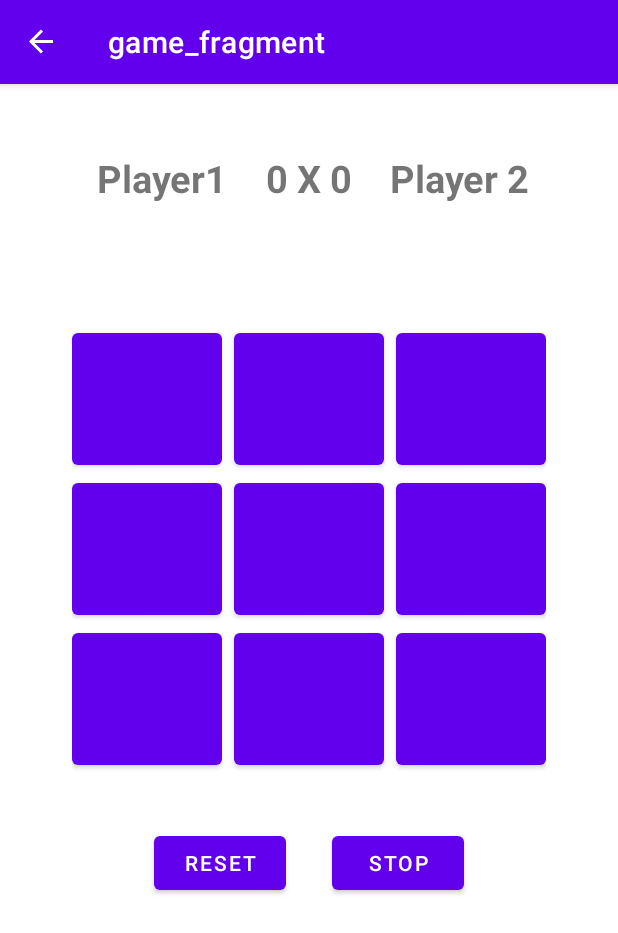
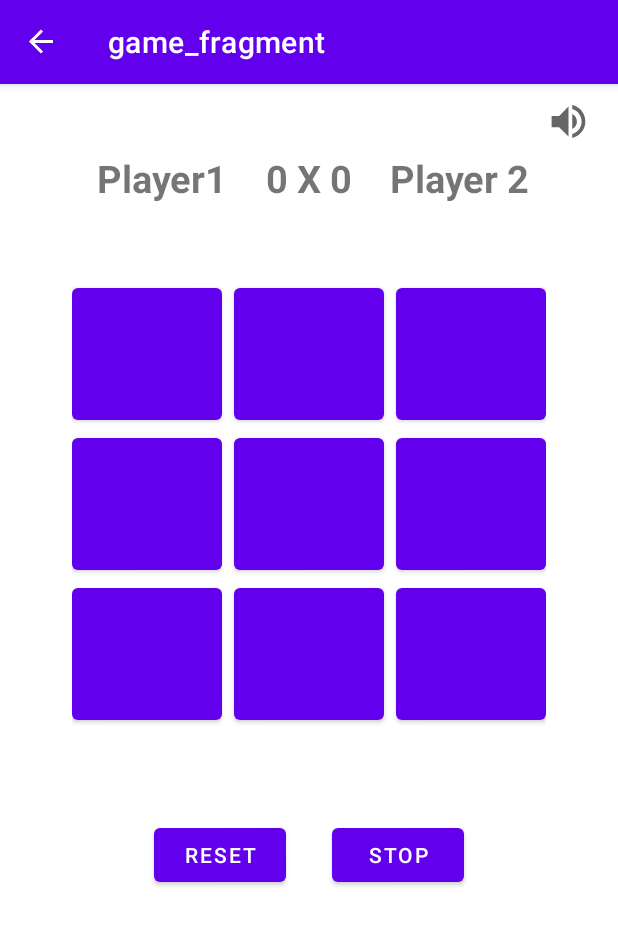
Before and after one commit to rafael-cagliari/tic_tac_toe_android, an Android app: the GameFragment screen opened through its navigation route, on a phone screen of 412 x 824 dp. Shown: the top 933 px of the screen. Run offline under Robolectric (Android 15) with nearby library versions, the phone set to English and light mode, and no system bars; our stand-ins replace navigation-ui.

Commit message:
-implemented click sound - button for switching sound on and off - logic for showing message at the end of the match, displaying either "win" for one of the players or "draw".

```diff
--- /dev/null
+++ b/app/src/main/res/drawable/ic_baseline_volume.xml
@@ -0,0 +1,10 @@
+<vector xmlns:android="http://schemas.android.com/apk/res/android"
+    android:width="24dp"
+    android:height="24dp"
+    android:viewportWidth="24"
+    android:viewportHeight="24"
+    android:tint="?attr/colorControlNormal">
+  <path
+      android:fillColor="@android:color/white"
+      android:pathData="M3,9v6h4l5,5L12,4L7,9L3,9zM16.5,12c0,-1.77 -1.02,-3.29 -2.5,-4.03v8.05c1.48,-0.73 2.5,-2.25 2.5,-4.02zM14,3.23v2.06c2.89,0.86 5,3.54 5,6.71s-2.11,5.85 -5,6.71v2.06c4.01,-0.91 7,-4.49 7,-8.77s-2.99,-7.86 -7,-8.77z"/>
+</vector>
--- /dev/null
+++ b/app/src/main/res/drawable/ic_baseline_volume_off.xml
@@ -0,0 +1,10 @@
+<vector xmlns:android="http://schemas.android.com/apk/res/android"
+    android:width="24dp"
+    android:height="24dp"
+    android:viewportWidth="24"
+    android:viewportHeight="24"
+    android:tint="?attr/colorControlNormal">
+  <path
+      android:fillColor="@android:color/white"
+      android:pathData="M16.5,12c0,-1.77 -1.02,-3.29 -2.5,-4.03v2.21l2.45,2.45c0.03,-0.2 0.05,-0.41 0.05,-0.63zM19,12c0,0.94 -0.2,1.82 -0.54,2.64l1.51,1.51C20.63,14.91 21,13.5 21,12c0,-4.28 -2.99,-7.86 -7,-8.77v2.06c2.89,0.86 5,3.54 5,6.71zM4.27,3L3,4.27 7.73,9L3,9v6h4l5,5v-6.73l4.25,4.25c-0.67,0.52 -1.42,0.93 -2.25,1.18v2.06c1.38,-0.31 2.63,-0.95 3.69,-1.81L19.73,21 21,19.73l-9,-9L4.27,3zM12,4L9.91,6.09 12,8.18L12,4z"/>
+</vector>
--- a/app/src/main/res/layout/game_fragment.xml
+++ b/app/src/main/res/layout/game_fragment.xml
@@ -7,6 +7,18 @@
     android:layout_height="match_parent"
     tools:context=".GameFragment">
 
+
+    <ImageView
+        android:id="@+id/volume_button"
+        android:layout_width="30sp"
+        android:layout_height="30sp"
+        android:layout_marginTop="10dp"
+        android:layout_marginEnd="18dp"
+        android:src="@drawable/ic_baseline_volume"
+        app:layout_constraintEnd_toEndOf="parent"
+        app:layout_constraintTop_toTopOf="parent">
+
+    </ImageView>
 
     <androidx.constraintlayout.widget.ConstraintLayout
         android:id="@+id/constraintLayout"
@@ -48,7 +60,7 @@
         android:id="@+id/linearLayout2"
         android:layout_width="wrap_content"
         android:layout_height="wrap_content"
-        android:layout_marginTop="80dp"
+        android:layout_marginTop="50dp"
         app:layout_constraintEnd_toEndOf="parent"
         app:layout_constraintStart_toStartOf="parent"
         app:layout_constraintTop_toBottomOf="@+id/constraintLayout">
@@ -98,10 +110,18 @@
             android:layout_marginRight="0dp"></Button>
     </LinearLayout>
 
+    <TextView
+        android:id="@+id/game_message"
+        android:layout_width="match_parent"
+        android:layout_height="wrap_content"
+        android:layout_marginTop="10dp"
+        android:gravity="center"
+        android:textSize="20dp"
+        app:layout_constraintTop_toBottomOf="@+id/linearLayout"></TextView>
     <LinearLayout
         android:layout_width="match_parent"
         android:layout_height="wrap_content"
-        android:layout_marginTop="35dp"
+        android:layout_marginTop="60dp"
         android:gravity="center"
         app:layout_constraintTop_toBottomOf="@+id/linearLayout">
 
--- a/app/src/main/res/values/styles.xml
+++ b/app/src/main/res/values/styles.xml
@@ -23,6 +23,7 @@
     </style>
 
     <style name="cell">
+        <item name="android:soundEffectsEnabled">false</item>
         <item name="android:layout_width">100sp</item>
         <item name="android:layout_marginRight">8dp</item>
         <item name="android:layout_height">100sp</item>
```
Also changed, not shown: app/src/main/java/com/rafael/tictactoeapp/GameFragment.kt (+59 -14 lines), app/src/main/java/com/rafael/tictactoeapp/viewmodel/TicTacViewModel.kt (+27 -6 lines), 1 other file.
